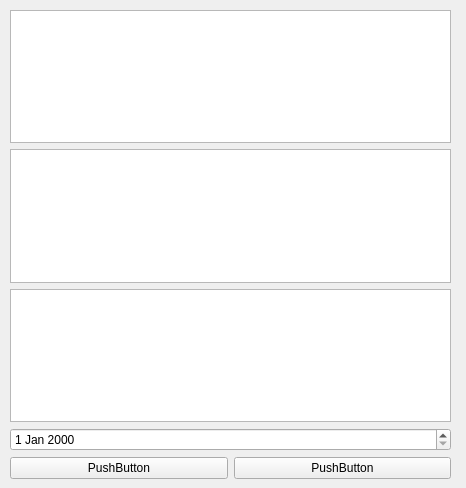
Old version of the form reg_win.ui in the repository SokAnn/phone_book.
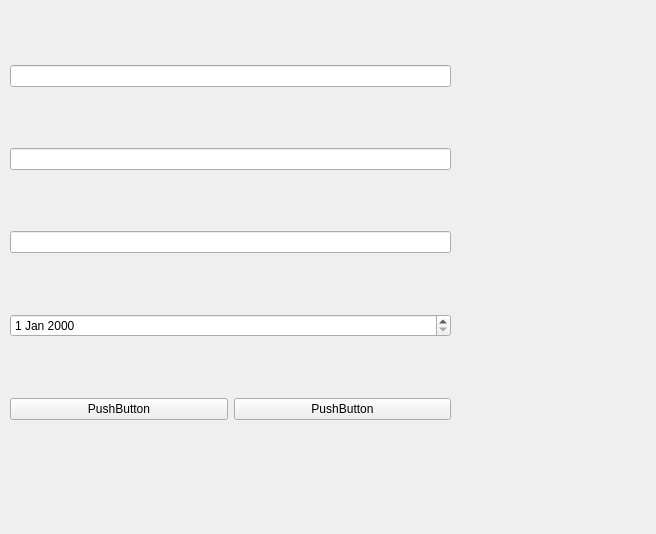
New version of the form.

The edit to the form file:
```diff
--- a/reg_win.ui
+++ b/reg_win.ui
@@ -6,8 +6,8 @@
    <rect>
     <x>0</x>
     <y>0</y>
-    <width>466</width>
-    <height>488</height>
+    <width>656</width>
+    <height>534</height>
    </rect>
   </property>
   <property name="windowTitle">
@@ -25,13 +25,13 @@
     </property>
     <layout class="QVBoxLayout" name="verticalLayout">
      <item>
-      <widget class="QTextEdit" name="NewNameTextEdit"/>
+      <widget class="QLineEdit" name="NamelineEdit"/>
      </item>
      <item>
-      <widget class="QTextEdit" name="NewPasswordTextEdit"/>
+      <widget class="QLineEdit" name="PasswordlineEdit"/>
      </item>
      <item>
-      <widget class="QTextEdit" name="RepeatPasswordTextEdit"/>
+      <widget class="QLineEdit" name="RepeatlineEdit"/>
      </item>
      <item>
       <widget class="QDateEdit" name="DateEdit"/>
```
